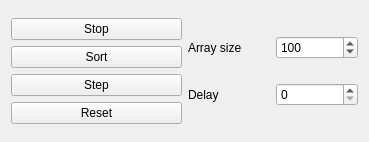
Above: sortcontrol.ui from Kirisummer/sort_visualizer before the change. Below: the same form after it.
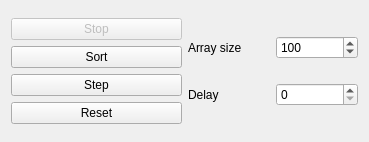
That is the form after the change.

What changed in the file:
```diff
--- a/sortcontrol.ui
+++ b/sortcontrol.ui
@@ -18,6 +18,9 @@
     <layout class="QVBoxLayout" name="verticalLayout">
      <item>
       <widget class="QPushButton" name="stopButton">
+       <property name="enabled">
+        <bool>false</bool>
+       </property>
        <property name="text">
         <string>Stop</string>
        </property>
```
Left out of the diff: 12 changed lines with no effect on the pictures.
